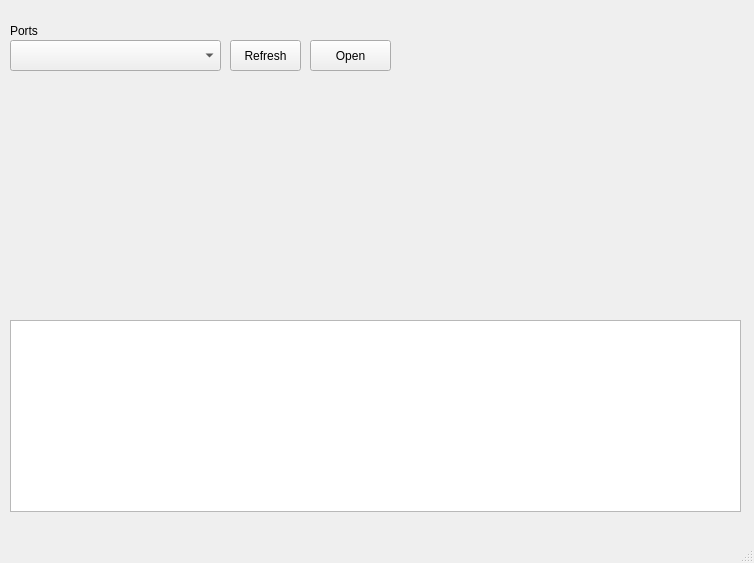
Old version of the form mainwindow.ui in the repository josewandersonsantos/sensory-fusion-interface.
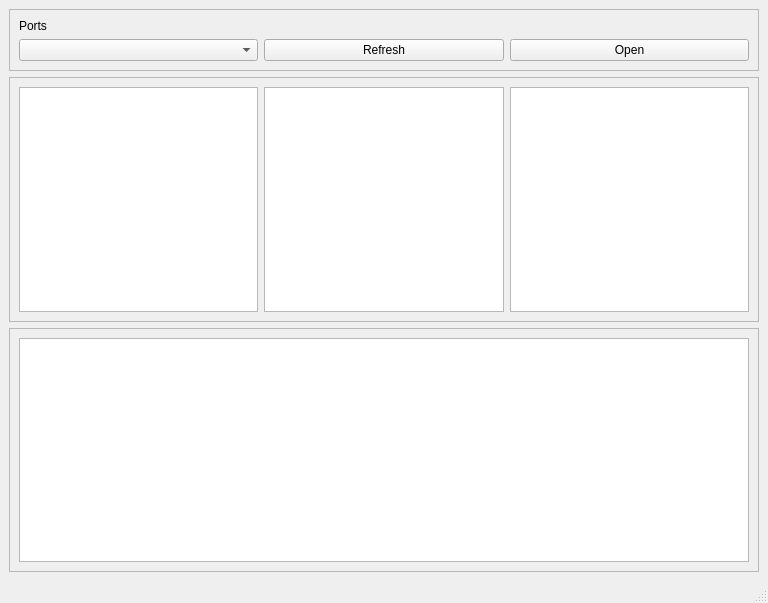
New version of the form.

What changed in the file:
```diff
--- a/mainwindow.ui
+++ b/mainwindow.ui
@@ -6,73 +6,88 @@
    <rect>
     <x>0</x>
     <y>0</y>
-    <width>754</width>
-    <height>563</height>
+    <width>768</width>
+    <height>603</height>
    </rect>
   </property>
   <property name="windowTitle">
    <string>MainWindow</string>
   </property>
   <widget class="QWidget" name="centralwidget">
-   <widget class="QComboBox" name="cmbSerialPorts">
-    <property name="geometry">
-     <rect>
-      <x>10</x>
-      <y>40</y>
-      <width>211</width>
-      <height>31</height>
-     </rect>
-    </property>
-   </widget>
-   <widget class="QPushButton" name="btnOpenSerialPort">
-    <property name="geometry">
-     <rect>
-      <x>310</x>
-      <y>40</y>
-      <width>81</width>
-      <height>31</height>
-     </rect>
-    </property>
-    <property name="text">
-     <string>Open</string>
-    </property>
-   </widget>
-   <widget class="QLabel" name="label">
-    <property name="geometry">
-     <rect>
-      <x>10</x>
-      <y>20</y>
-      <width>41</width>
-      <height>21</height>
-     </rect>
-    </property>
-    <property name="text">
-     <string>Ports</string>
-    </property>
-   </widget>
-   <widget class="QTextBrowser" name="txtBoxOutSerialPort">
-    <property name="geometry">
-     <rect>
-      <x>10</x>
-      <y>320</y>
-      <width>731</width>
-      <height>192</height>
-     </rect>
-    </property>
-   </widget>
-   <widget class="QPushButton" name="btnRefreshSerialPort">
-    <property name="geometry">
-     <rect>
-      <x>230</x>
-      <y>40</y>
-      <width>71</width>
-      <height>31</height>
-     </rect>
-    </property>
-    <property name="text">
-     <string>Refresh</string>
-    </property>
-   </widget>
+   <layout class="QVBoxLayout" name="verticalLayout">
+    <item>
+     <widget class="QFrame" name="frame">
+      <property name="frameShape">
+       <enum>QFrame::Shape::StyledPanel</enum>
+      </property>
+      <property name="frameShadow">
+       <enum>QFrame::Shadow::Raised</enum>
+      </property>
+      <layout class="QGridLayout" name="gridLayout">
+       <item row="0" column="0">
+        <widget class="QLabel" name="label">
+         <property name="text">
+          <string>Ports</string>
+         </property>
+        </widget>
+       </item>
+       <item row="1" column="0">
+        <widget class="QComboBox" name="cmbSerialPorts"/>
+       </item>
+       <item row="1" column="1">
+        <widget class="QPushButton" name="btnRefreshSerialPort">
+         <property name="text">
+          <string>Refresh</string>
+         </property>
+        </widget>
+       </item>
+       <item row="1" column="2">
+        <widget class="QPushButton" name="btnOpenSerialPort">
+         <property name="text">
+          <string>Open</string>
+         </property>
+        </widget>
+       </item>
+      </layout>
+     </widget>
+    </item>
+    <item>
+     <widget class="QFrame" name="frame_2">
+      <property name="frameShape">
+       <enum>QFrame::Shape::StyledPanel</enum>
+      </property>
+      <property name="frameShadow">
+       <enum>QFrame::Shadow::Raised</enum>
+      </property>
+      <layout class="QHBoxLayout" name="horizontalLayout">
+       <item>
+        <widget class="QGraphicsView" name="graphX"/>
+       </item>
+       <item>
+        <widget class="QGraphicsView" name="graphY"/>
+       </item>
+       <item>
+        <widget class="QGraphicsView" name="graphZ"/>
+       </item>
+      </layout>
+     </widget>
+    </item>
+    <item>
+     <widget class="QFrame" name="frame_3">
+      <property name="frameShape">
+       <enum>QFrame::Shape::StyledPanel</enum>
+      </property>
+      <property name="frameShadow">
+       <enum>QFrame::Shadow::Raised</enum>
+      </property>
+      <layout class="QGridLayout" name="gridLayout_2">
+       <item row="0" column="0">
+        <widget class="QTextBrowser" name="txtBoxOutSerialPort"/>
+       </item>
+      </layout>
+     </widget>
+    </item>
+   </layout>
   </widget>
   <widget class="QMenuBar" name="menubar">
    <property name="geometry">
```
Left out of the diff: 2 changed lines with no effect on the pictures.
